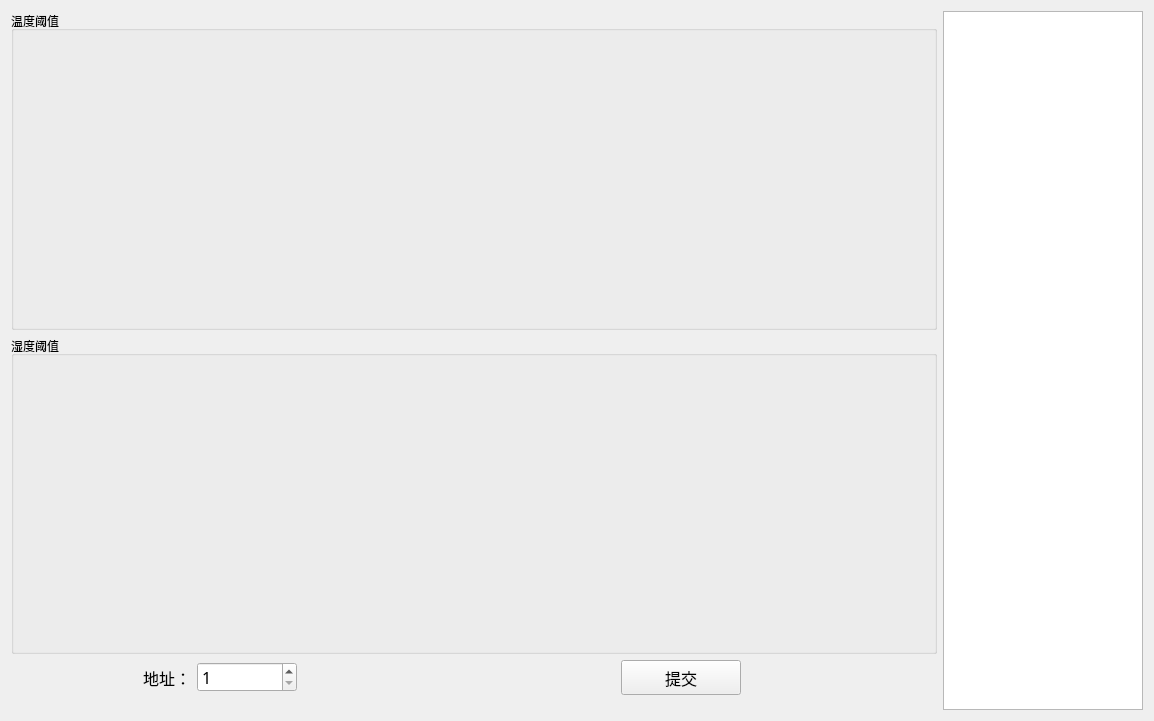
ChinaClever/IDC_TestSystem, file IDC_TestSystem/mpdu/mpdu_test/mpdu_rtu_test/env/mpdurtutest_envwid.ui: the form before one commit.
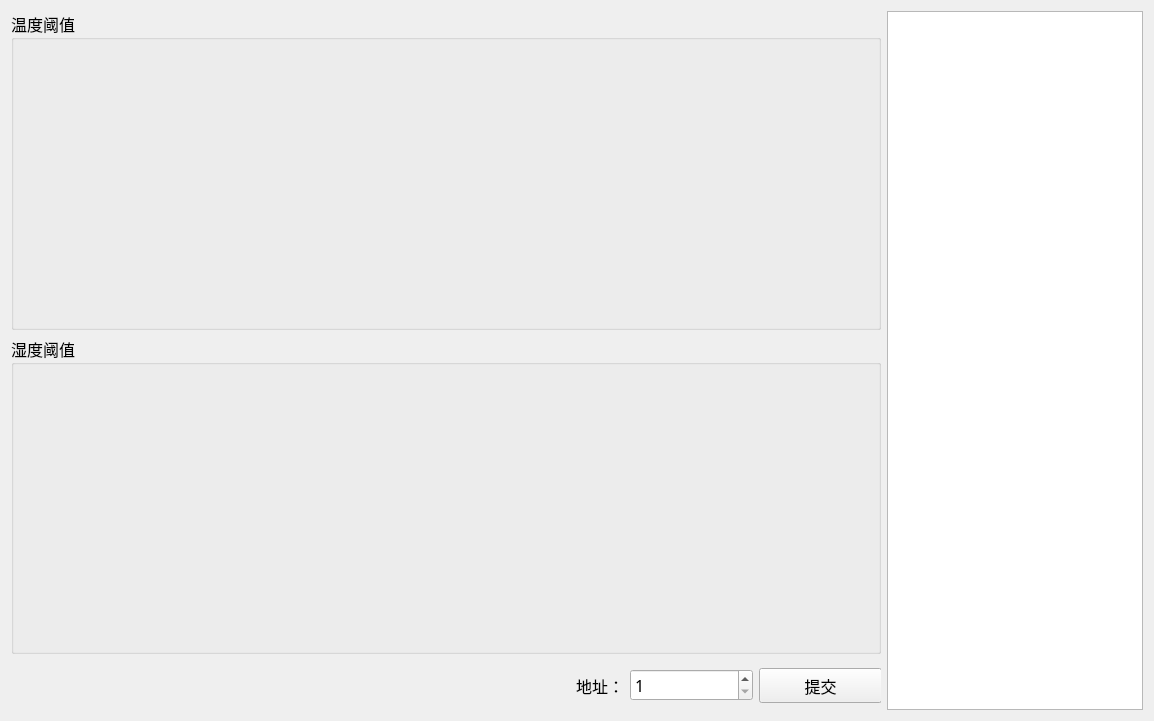
The form after the commit.

Diff of the .ui file:
```diff
--- a/IDC_TestSystem/mpdu/mpdu_test/mpdu_rtu_test/env/mpdurtutest_envwid.ui
+++ b/IDC_TestSystem/mpdu/mpdu_test/mpdu_rtu_test/env/mpdurtutest_envwid.ui
@@ -10,6 +10,12 @@
     <height>721</height>
    </rect>
   </property>
+  <property name="font">
+   <font>
+    <family>微软雅黑</family>
+    <pointsize>12</pointsize>
+   </font>
+  </property>
   <property name="windowTitle">
    <string>Form</string>
   </property>
@@ -18,6 +24,12 @@
     <layout class="QVBoxLayout" name="verticalLayout">
      <item>
       <widget class="QGroupBox" name="temGroup">
+       <property name="font">
+        <font>
+         <family>微软雅黑</family>
+         <pointsize>12</pointsize>
+        </font>
+       </property>
        <property name="title">
         <string>温度阈值</string>
        </property>
@@ -25,6 +37,12 @@
      </item>
      <item>
       <widget class="QGroupBox" name="humGroup">
+       <property name="font">
+        <font>
+         <family>微软雅黑</family>
+         <pointsize>12</pointsize>
+        </font>
+       </property>
        <property name="title">
         <string>湿度阈值</string>
        </property>
@@ -38,15 +56,18 @@
          <height>50</height>
         </size>
        </property>
+       <widget class="QWidget" name="layoutWidget">
+        <property name="geometry">
+         <rect>
+          <x>490</x>
+          <y>0</y>
+          <width>381</width>
+          <height>51</height>
+         </rect>
+        </property>
+        <layout class="QHBoxLayout" name="horizontalLayout">
+         <item>
        <widget class="QLabel" name="label">
-        <property name="geometry">
-         <rect>
-          <x>80</x>
-          <y>0</y>
-          <width>100</width>
-          <height>35</height>
-         </rect>
-        </property>
         <property name="minimumSize">
          <size>
           <width>100</width>
@@ -66,40 +87,9 @@
          <set>Qt::AlignRight|Qt::AlignTrailing|Qt::AlignVCenter</set>
         </property>
        </widget>
-       <widget class="QPushButton" name="pushButton">
-        <property name="geometry">
-         <rect>
-          <x>610</x>
-          <y>0</y>
-          <width>120</width>
-          <height>35</height>
-         </rect>
-        </property>
-        <property name="minimumSize">
-         <size>
-          <width>120</width>
-          <height>35</height>
-         </size>
-        </property>
-        <property name="font">
-         <font>
-          <family>微软雅黑</family>
-          <pointsize>12</pointsize>
-         </font>
-        </property>
-        <property name="text">
-         <string>提交</string>
-        </property>
-       </widget>
+         </item>
+         <item>
        <widget class="QSpinBox" name="spinBox">
-        <property name="geometry">
-         <rect>
-          <x>186</x>
-          <y>2</y>
-          <width>100</width>
-          <height>30</height>
-         </rect>
-        </property>
         <property name="minimumSize">
          <size>
           <width>100</width>
@@ -116,6 +106,28 @@
          <number>1</number>
         </property>
        </widget>
+         </item>
+         <item>
+          <widget class="QPushButton" name="pushButton">
+           <property name="minimumSize">
+            <size>
+             <width>120</width>
+             <height>35</height>
+            </size>
+           </property>
+           <property name="font">
+            <font>
+             <family>微软雅黑</family>
+             <pointsize>12</pointsize>
+            </font>
+           </property>
+           <property name="text">
+            <string>提交</string>
+           </property>
+          </widget>
+         </item>
+        </layout>
+       </widget>
       </widget>
      </item>
     </layout>
@@ -130,13 +142,13 @@
      </property>
      <property name="minimumSize">
       <size>
-       <width>200</width>
+       <width>256</width>
        <height>400</height>
       </size>
      </property>
      <property name="maximumSize">
       <size>
-       <width>150</width>
+       <width>256</width>
        <height>16777215</height>
       </size>
      </property>
```
Lines whose indentation alone changed are shown as unchanged.
